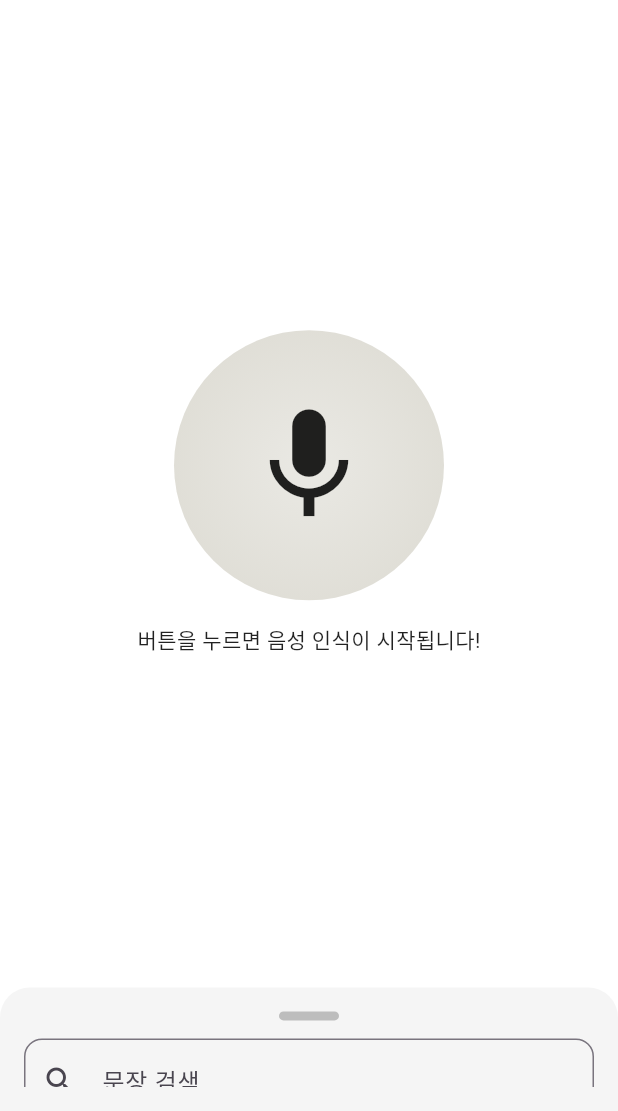
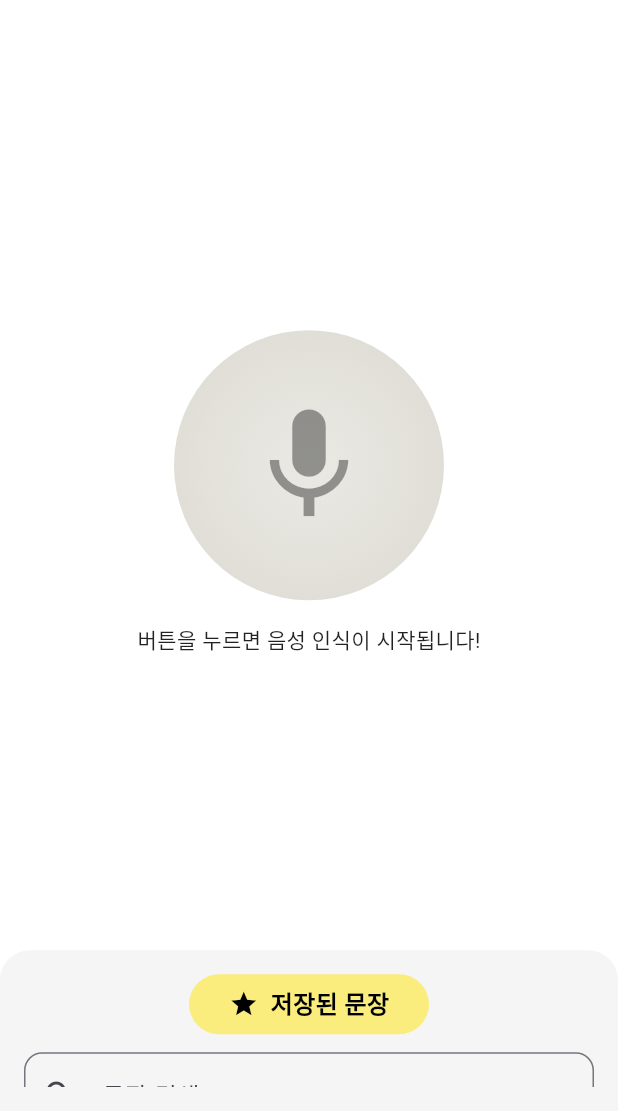
Before and after one commit to th0oel/woolim_app, a Flutter app: the HomeScreen screen opened directly, on a phone screen of 412 x 824 dp, the part 125-1236 px from its top. Run offline on Flutter 3.47's test engine with Material 3 defaults, Android fonts, the phone set to English and light mode, and no system bars.

Commit message:
글자에 모션 넣기

```diff
--- a/lib/main.dart
+++ b/lib/main.dart
@@ -1,4 +1,5 @@
 import 'package:flutter/material.dart';
+final DraggableScrollableController _sheetController = DraggableScrollableController();
 
 void main() {
   runApp(const MyApp());
@@ -23,23 +24,42 @@
   State<HomeScreen> createState() => _HomeScreenState();
 }
 
-class _HomeScreenState extends State<HomeScreen> {
+class _HomeScreenState extends State<HomeScreen> with SingleTickerProviderStateMixin{
+  late AnimationController _pulseController;
   final List<String> allSentences = [
-    '안녕하세요, 무엇을 도와드릴까요?',
-    '오늘 날씨 어때요?',
-    '알람 설정해줘',
-    '타이머 5분 맞춰줘',
-    '불 꺼줘',
+    '안녕하세요',
+    '감사합니다',
+    '고민 중이에요',
+    '잠시만요',
+    '노래 듣고 있어요',
+    '너무하시네요',
+    '도와줄 수 있어요?',
+    '아이스 아메리카노',
+    '한잔',
+    '마시고 갈게요'
   ];
 
   List<String> filteredSentences = [];
   final TextEditingController _searchController = TextEditingController();
-  bool _isListening = false; // 음성 입력 상태
+  bool _isListening = false;
 
   @override
   void initState() {
     super.initState();
     filteredSentences = List.from(allSentences);
+    _pulseController = AnimationController(
+
+      vsync: this,
+      duration: const Duration(milliseconds: 700),
+      lowerBound: 0.9,
+      upperBound: 1.1,
+    )..addStatusListener((status) {
+      if (status == AnimationStatus.completed) {
+        _pulseController.reverse();
+      } else if (status == AnimationStatus.dismissed) {
+        _pulseController.forward();
+      }
+    });
   }
 
   void _filterSentences(String query) {
@@ -52,23 +72,52 @@
   void _toggleListening() {
     setState(() {
       _isListening = !_isListening;
-      // 여기에서 실제 음성 인식 시작/중지 로직 연결 가능
     });
+    if (_isListening) {
+      _pulseController.forward();
+    } else {
+      _pulseController.stop();
+    }
+  }
+
+  @override
+  void dispose() {
+    _pulseController.dispose();
+    super.dispose();
   }
 
   @override
   Widget build(BuildContext context) {
     return Scaffold(
       backgroundColor: Colors.white,
-      body: Stack(
+      body: GestureDetector(
+        behavior: HitTestBehavior.translucent, // 👈 바깥쪽 탭 감지 가능하게 함
+        onTap: () {
+          // 시트가 펼쳐져 있을 때만 자동으로 초기 위치로 복귀
+          if (_sheetController.size > 0.13 + 0.01) {
+            _sheetController.animateTo(
+              0.13,
+              duration: const Duration(milliseconds: 300),
+              curve: Curves.easeOut,
+            );
+          }
+        },
+        child: Stack(
           children: [
             // 상단 고정 Woolim 텍스트
-          const Positioned(
+            Positioned(
               top: 40,
               left: 0,
               right: 0,
               child: Center(
-              child: Text(
+                child: GestureDetector(
+                  onTap: () {
+                    Navigator.of(context).pushAndRemoveUntil(
+                      MaterialPageRoute(builder: (context) => const HomeScreen()),
+                          (route) => false,
+                    );
+                  },
+                  child: const Text(
                     'Woolim',
                     style: TextStyle(
                       fontSize: 30,
@@ -78,14 +127,12 @@
                   ),
                 ),
               ),
-
+            ),
             // 중앙 마이크 버튼 + 안내 텍스트
             Center(
               child: Column(
                 mainAxisSize: MainAxisSize.min,
                 children: [
-                // 기존 GestureDetector 안의 child: Container(...) 부분을 아래로 교체
-
                   GestureDetector(
                     onTap: _toggleListening,
                     child: Container(
@@ -94,14 +141,14 @@
                       decoration: _isListening
                           ? const BoxDecoration(
                         shape: BoxShape.circle,
-                      color: Color(0xFFFAED7D), // 인식 중: 노란 배경
+                        color: Color(0xFFFAED7D),
                       )
                           : const BoxDecoration(
                         shape: BoxShape.circle,
                         gradient: RadialGradient(
                           colors: [
-                          Color(0xFFEAE9E4), // 바깥쪽
-                          Color(0xFFDAD8CF), // 안쪽
+                            Color(0xFFEAE9E4),
+                            Color(0xFFDAD8CF),
                           ],
                           radius: 0.8,
                         ),
@@ -109,31 +156,41 @@
                       child: const Center(
                         child: Icon(
                           Icons.mic,
-                        color: Colors.black87,
+                          color: Colors.black38,
                           size: 90,
                         ),
                       ),
                     ),
                   ),
-
                   const SizedBox(height: 16),
-                Text(
                   _isListening
-                      ? '듣고 있습니다!'
-                      : '버튼을 누르면 음성 인식이 시작됩니다!',
-                  style: const TextStyle(
+                      ? ScaleTransition(
+                    scale: _pulseController,
+                    child: const Text(
+                      '듣고 있습니다!',
+                      style: TextStyle(
                         fontSize: 14,
                         color: Colors.black87,
                       ),
                     ),
+                  )
+                      : const Text(
+                    '버튼을 누르면 음성 인식이 시작됩니다!',
+                    style: TextStyle(
+                      fontSize: 14,
+                      color: Colors.black87,
+                    ),
+                  ),
+
                 ],
               ),
             ),
 
             // 아래 슬라이드 시트
             DraggableScrollableSheet(
-            initialChildSize: 0.1,
-            minChildSize: 0.1,
+              controller: _sheetController,
+              initialChildSize: 0.13,
+              minChildSize: 0.13,
               maxChildSize: 0.5,
               builder: (context, scrollController) {
                 return Container(
@@ -151,12 +208,27 @@
                       children: [
                         Center(
                           child: Container(
-                          width: 40,
-                          height: 6,
+                            width: 160,
+                            height: 40,
                             margin: const EdgeInsets.only(bottom: 12),
                             decoration: BoxDecoration(
-                            color: Colors.grey[400],
-                            borderRadius: BorderRadius.circular(3),
+                              color: Color(0xFFFAED7D),
+                              borderRadius: BorderRadius.circular(20),
+                            ),
+                            child: Row(
+                              mainAxisAlignment: MainAxisAlignment.center,
+                              children: const [
+                                Icon(Icons.star, size: 20, color: Colors.black),
+                                SizedBox(width: 8),
+                                Text(
+                                  '저장된 문장',
+                                  style: TextStyle(
+                                    fontWeight: FontWeight.bold,
+                                    fontSize: 16,
+                                    color: Colors.black,
+                                  ),
+                                ),
+                              ],
                             ),
                           ),
                         ),
@@ -172,25 +244,17 @@
                           ),
                         ),
                         const SizedBox(height: 12),
-                      const Text(
-                        '저장된 문장',
-                        style: TextStyle(
-                          fontSize: 16,
-                          fontWeight: FontWeight.bold,
-                        ),
-                      ),
-                      const SizedBox(height: 8),
                         if (filteredSentences.isEmpty)
                           const Padding(
                             padding: EdgeInsets.only(top: 20),
-                          child: Center(
-                              child: Text('일치하는 문장이 없습니다')),
+                            child: Center(child: Text('일치하는 문장이 없습니다')),
                           )
                         else
                           ...filteredSentences.map(
-                              (text) => Padding(
-                            padding:
-                            const EdgeInsets.symmetric(vertical: 4),
+                                (text) =>
+                                Padding(
+                                  padding: const EdgeInsets.symmetric(
+                                      vertical: 4),
                                   child: Text(text),
                                 ),
                           ),
@@ -202,6 +266,7 @@
             ),
           ],
         ),
+      ),
     );
   }
 }
```
Lines whose indentation alone changed are shown as unchanged.
